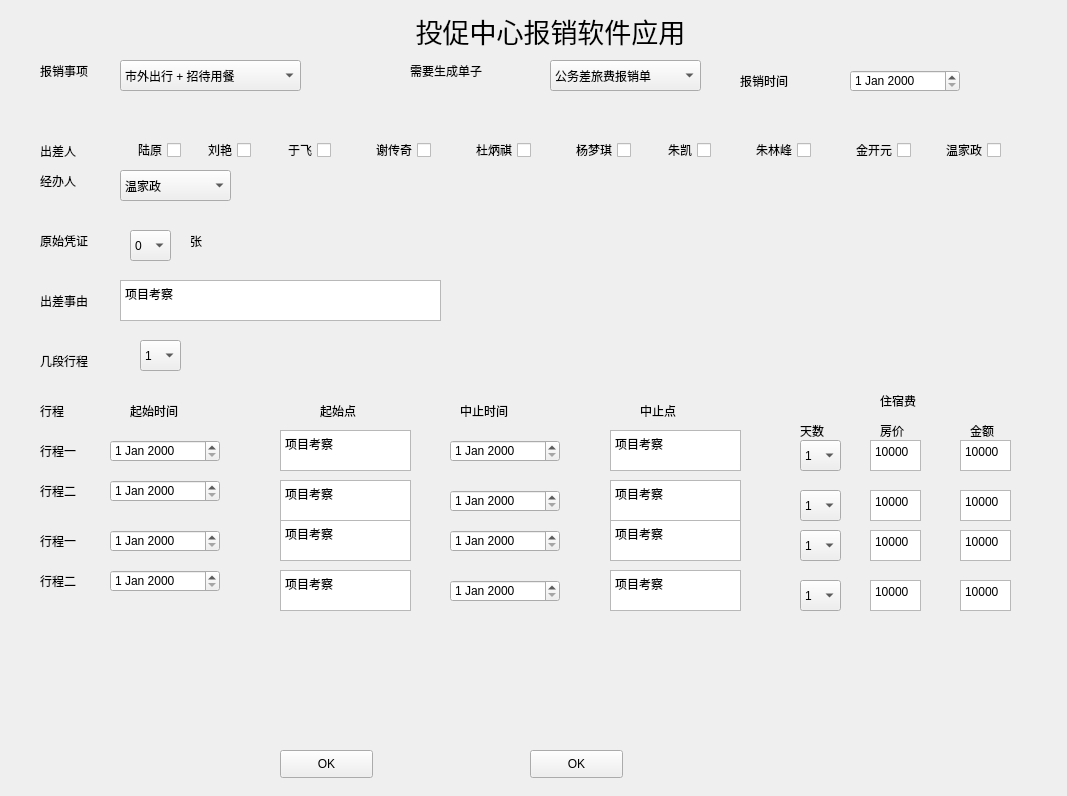
Old version of the form UI/市外出行.ui in the repository wenjiazhengyyds-main/Reimburse.
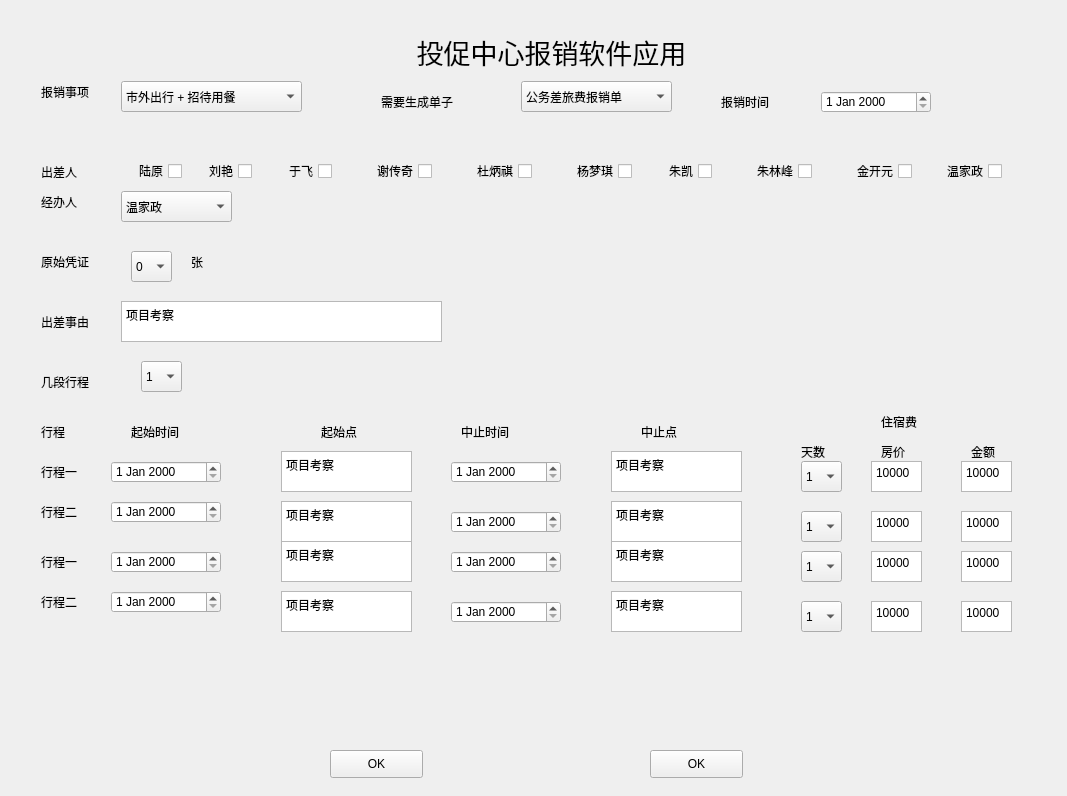
New version of the form.

```diff
--- a/UI/市外出行.ui
+++ b/UI/市外出行.ui
@@ -16,8 +16,8 @@
   <widget class="QLabel" name="Title">
    <property name="geometry">
     <rect>
-     <x>360</x>
-     <y>0</y>
+     <x>361</x>
+     <y>21</y>
      <width>381</width>
      <height>61</height>
     </rect>
@@ -38,8 +38,8 @@
   <widget class="QComboBox" name="decide_comboBox">
    <property name="geometry">
     <rect>
-     <x>120</x>
-     <y>60</y>
+     <x>121</x>
+     <y>81</y>
      <width>181</width>
      <height>31</height>
     </rect>
@@ -73,8 +73,8 @@
   <widget class="QLabel" name="decide_label">
    <property name="geometry">
     <rect>
-     <x>40</x>
-     <y>60</y>
+     <x>41</x>
+     <y>81</y>
      <width>81</width>
      <height>21</height>
     </rect>
@@ -86,8 +86,8 @@
   <widget class="QDateEdit" name="reimburse_dateEdit">
    <property name="geometry">
     <rect>
-     <x>850</x>
-     <y>70</y>
+     <x>821</x>
+     <y>91</y>
      <width>110</width>
      <height>22</height>
     </rect>
@@ -96,8 +96,8 @@
   <widget class="QLabel" name="reimburse_time_label">
    <property name="geometry">
     <rect>
-     <x>740</x>
-     <y>70</y>
+     <x>721</x>
+     <y>91</y>
      <width>81</width>
      <height>21</height>
     </rect>
@@ -109,7 +109,7 @@
   <widget class="QPushButton" name="Sure">
    <property name="geometry">
     <rect>
-     <x>280</x>
+     <x>330</x>
      <y>750</y>
      <width>93</width>
      <height>28</height>
@@ -122,8 +122,8 @@
   <widget class="QLabel" name="label2_2">
    <property name="geometry">
     <rect>
-     <x>40</x>
-     <y>140</y>
+     <x>41</x>
+     <y>161</y>
      <width>81</width>
      <height>21</height>
     </rect>
@@ -135,8 +135,8 @@
   <widget class="QLabel" name="label2_3">
    <property name="geometry">
     <rect>
-     <x>40</x>
-     <y>290</y>
+     <x>41</x>
+     <y>311</y>
      <width>81</width>
      <height>21</height>
     </rect>
@@ -148,8 +148,8 @@
   <widget class="QLabel" name="label2_4">
    <property name="geometry">
     <rect>
-     <x>40</x>
-     <y>230</y>
+     <x>41</x>
+     <y>251</y>
      <width>81</width>
      <height>21</height>
     </rect>
@@ -161,8 +161,8 @@
   <widget class="QCheckBox" name="checkBox1">
    <property name="geometry">
     <rect>
-     <x>120</x>
-     <y>140</y>
+     <x>121</x>
+     <y>161</y>
      <width>61</width>
      <height>20</height>
     </rect>
@@ -177,8 +177,8 @@
   <widget class="QCheckBox" name="checkBox_2">
    <property name="geometry">
     <rect>
-     <x>460</x>
-     <y>140</y>
+     <x>461</x>
+     <y>161</y>
      <width>71</width>
      <height>20</height>
     </rect>
@@ -193,8 +193,8 @@
   <widget class="QCheckBox" name="checkBox_4">
    <property name="geometry">
     <rect>
-     <x>560</x>
-     <y>140</y>
+     <x>561</x>
+     <y>161</y>
      <width>71</width>
      <height>20</height>
     </rect>
@@ -209,8 +209,8 @@
   <widget class="QCheckBox" name="checkBox_5">
    <property name="geometry">
     <rect>
-     <x>650</x>
-     <y>140</y>
+     <x>651</x>
+     <y>161</y>
      <width>61</width>
      <height>20</height>
     </rect>
@@ -225,8 +225,8 @@
   <widget class="QCheckBox" name="checkBox_6">
    <property name="geometry">
     <rect>
-     <x>740</x>
-     <y>140</y>
+     <x>741</x>
+     <y>161</y>
      <width>71</width>
      <height>20</height>
     </rect>
@@ -241,8 +241,8 @@
   <widget class="QCheckBox" name="checkBox_7">
    <property name="geometry">
     <rect>
-     <x>840</x>
-     <y>140</y>
+     <x>841</x>
+     <y>161</y>
      <width>71</width>
      <height>20</height>
     </rect>
@@ -257,8 +257,8 @@
   <widget class="QCheckBox" name="checkBox_8">
    <property name="geometry">
     <rect>
-     <x>930</x>
-     <y>140</y>
+     <x>931</x>
+     <y>161</y>
      <width>71</width>
      <height>20</height>
     </rect>
@@ -273,8 +273,8 @@
   <widget class="QCheckBox" name="checkBox_9">
    <property name="geometry">
     <rect>
-     <x>190</x>
-     <y>140</y>
+     <x>191</x>
+     <y>161</y>
      <width>61</width>
      <height>20</height>
     </rect>
@@ -289,8 +289,8 @@
   <widget class="QCheckBox" name="checkBox_3">
    <property name="geometry">
     <rect>
-     <x>280</x>
-     <y>140</y>
+     <x>281</x>
+     <y>161</y>
      <width>51</width>
      <height>20</height>
     </rect>
@@ -305,8 +305,8 @@
   <widget class="QCheckBox" name="checkBox_10">
    <property name="geometry">
     <rect>
-     <x>360</x>
-     <y>140</y>
+     <x>361</x>
+     <y>161</y>
      <width>71</width>
      <height>20</height>
     </rect>
@@ -321,8 +321,8 @@
   <widget class="QLabel" name="label2_5">
    <property name="geometry">
     <rect>
-     <x>40</x>
-     <y>170</y>
+     <x>41</x>
+     <y>191</y>
      <width>81</width>
      <height>21</height>
     </rect>
@@ -334,8 +334,8 @@
   <widget class="QComboBox" name="comboBox_2">
    <property name="geometry">
     <rect>
-     <x>120</x>
-     <y>170</y>
+     <x>121</x>
+     <y>191</y>
      <width>111</width>
      <height>31</height>
     </rect>
@@ -384,8 +384,8 @@
   <widget class="QComboBox" name="comboBox_3">
    <property name="geometry">
     <rect>
-     <x>130</x>
-     <y>230</y>
+     <x>131</x>
+     <y>251</y>
      <width>41</width>
      <height>31</height>
     </rect>
@@ -474,8 +474,8 @@
   <widget class="QLabel" name="label2_6">
    <property name="geometry">
     <rect>
-     <x>190</x>
-     <y>230</y>
+     <x>191</x>
+     <y>251</y>
      <width>31</width>
      <height>21</height>
     </rect>
@@ -487,8 +487,8 @@
   <widget class="QTextEdit" name="textEdit">
    <property name="geometry">
     <rect>
-     <x>120</x>
-     <y>280</y>
+     <x>121</x>
+     <y>301</y>
      <width>321</width>
      <height>41</height>
     </rect>
@@ -504,8 +504,8 @@
   <widget class="QLabel" name="label2_7">
    <property name="geometry">
     <rect>
-     <x>40</x>
-     <y>400</y>
+     <x>41</x>
+     <y>421</y>
      <width>81</width>
      <height>21</height>
     </rect>
@@ -517,8 +517,8 @@
   <widget class="QDateEdit" name="dateEdit_2">
    <property name="geometry">
     <rect>
-     <x>110</x>
-     <y>440</y>
+     <x>111</x>
+     <y>461</y>
      <width>110</width>
      <height>22</height>
     </rect>
@@ -527,8 +527,8 @@
   <widget class="QLabel" name="label2_8">
    <property name="geometry">
     <rect>
-     <x>130</x>
-     <y>400</y>
+     <x>131</x>
+     <y>421</y>
      <width>81</width>
      <height>21</height>
     </rect>
@@ -540,8 +540,8 @@
   <widget class="QLabel" name="label2_9">
    <property name="geometry">
     <rect>
-     <x>320</x>
-     <y>400</y>
+     <x>321</x>
+     <y>421</y>
      <width>81</width>
      <height>21</height>
     </rect>
@@ -553,8 +553,8 @@
   <widget class="QLabel" name="label2_10">
    <property name="geometry">
     <rect>
-     <x>640</x>
-     <y>400</y>
+     <x>641</x>
+     <y>421</y>
      <width>81</width>
      <height>21</height>
     </rect>
@@ -566,8 +566,8 @@
   <widget class="QLabel" name="label2_11">
    <property name="geometry">
     <rect>
-     <x>460</x>
-     <y>400</y>
+     <x>461</x>
+     <y>421</y>
      <width>81</width>
      <height>21</height>
     </rect>
@@ -579,8 +579,8 @@
   <widget class="QDateEdit" name="dateEdit_3">
    <property name="geometry">
     <rect>
-     <x>450</x>
-     <y>440</y>
+     <x>451</x>
+     <y>461</y>
      <width>110</width>
      <height>22</height>
     </rect>
@@ -589,8 +589,8 @@
   <widget class="QTextEdit" name="textEdit_2">
    <property name="geometry">
     <rect>
-     <x>280</x>
-     <y>430</y>
+     <x>281</x>
+     <y>451</y>
      <width>131</width>
      <height>41</height>
     </rect>
@@ -606,8 +606,8 @@
   <widget class="QTextEdit" name="textEdit_3">
    <property name="geometry">
     <rect>
-     <x>610</x>
-     <y>430</y>
+     <x>611</x>
+     <y>451</y>
      <width>131</width>
      <height>41</height>
     </rect>
@@ -623,8 +623,8 @@
   <widget class="QLabel" name="label2_12">
    <property name="geometry">
     <rect>
-     <x>40</x>
-     <y>440</y>
+     <x>41</x>
+     <y>461</y>
      <width>81</width>
      <height>21</height>
     </rect>
@@ -636,8 +636,8 @@
   <widget class="QLabel" name="label2_13">
    <property name="geometry">
     <rect>
-     <x>40</x>
-     <y>480</y>
+     <x>41</x>
+     <y>501</y>
      <width>81</width>
      <height>21</height>
     </rect>
@@ -649,8 +649,8 @@
   <widget class="QLabel" name="label2_14">
    <property name="geometry">
     <rect>
-     <x>40</x>
-     <y>350</y>
+     <x>41</x>
+     <y>371</y>
      <width>81</width>
      <height>21</height>
     </rect>
@@ -662,8 +662,8 @@
   <widget class="QComboBox" name="comboBox_4">
    <property name="geometry">
     <rect>
-     <x>140</x>
-     <y>340</y>
+     <x>141</x>
+     <y>361</y>
      <width>41</width>
      <height>31</height>
     </rect>
@@ -747,8 +747,8 @@
   <widget class="QDateEdit" name="dateEdit_4">
    <property name="geometry">
     <rect>
-     <x>110</x>
-     <y>480</y>
+     <x>111</x>
+     <y>501</y>
      <width>110</width>
      <height>22</height>
     </rect>
@@ -757,8 +757,8 @@
   <widget class="QTextEdit" name="textEdit_4">
    <property name="geometry">
     <rect>
-     <x>280</x>
-     <y>480</y>
+     <x>281</x>
+     <y>501</y>
      <width>131</width>
      <height>41</height>
     </rect>
@@ -774,8 +774,8 @@
   <widget class="QDateEdit" name="dateEdit_5">
    <property name="geometry">
     <rect>
-     <x>450</x>
-     <y>490</y>
+     <x>451</x>
+     <y>511</y>
      <width>110</width>
      <height>22</height>
     </rect>
@@ -784,8 +784,8 @@
   <widget class="QTextEdit" name="textEdit_5">
    <property name="geometry">
     <rect>
-     <x>610</x>
-     <y>480</y>
+     <x>611</x>
+     <y>501</y>
      <width>131</width>
      <height>41</height>
     </rect>
@@ -801,8 +801,8 @@
   <widget class="QTextEdit" name="textEdit_6">
    <property name="geometry">
     <rect>
-     <x>280</x>
-     <y>520</y>
+     <x>281</x>
+     <y>541</y>
      <width>131</width>
      <height>41</height>
     </rect>
@@ -818,8 +818,8 @@
   <widget class="QDateEdit" name="dateEdit_6">
    <property name="geometry">
     <rect>
-     <x>450</x>
-     <y>580</y>
+     <x>451</x>
+     <y>601</y>
      <width>110</width>
      <height>22</height>
     </rect>
@@ -828,8 +828,8 @@
   <widget class="QDateEdit" name="dateEdit_7">
    <property name="geometry">
     <rect>
-     <x>110</x>
-     <y>530</y>
+     <x>111</x>
+     <y>551</y>
      <width>110</width>
      <height>22</height>
     </rect>
@@ -838,8 +838,8 @@
   <widget class="QTextEdit" name="textEdit_7">
    <property name="geometry">
     <rect>
-     <x>610</x>
-     <y>520</y>
+     <x>611</x>
+     <y>541</y>
      <width>131</width>
      <height>41</height>
     </rect>
@@ -855,8 +855,8 @@
   <widget class="QDateEdit" name="dateEdit_8">
    <property name="geometry">
     <rect>
-     <x>110</x>
-     <y>570</y>
+     <x>111</x>
+     <y>591</y>
      <width>110</width>
      <height>22</height>
     </rect>
@@ -865,8 +865,8 @@
   <widget class="QTextEdit" name="textEdit_8">
    <property name="geometry">
     <rect>
-     <x>280</x>
-     <y>570</y>
+     <x>281</x>
+     <y>591</y>
      <width>131</width>
      <height>41</height>
     </rect>
@@ -882,8 +882,8 @@
   <widget class="QTextEdit" name="textEdit_9">
    <property name="geometry">
     <rect>
-     <x>610</x>
-     <y>570</y>
+     <x>611</x>
+     <y>591</y>
      <width>131</width>
      <height>41</height>
     </rect>
@@ -899,8 +899,8 @@
   <widget class="QDateEdit" name="dateEdit_9">
    <property name="geometry">
     <rect>
-     <x>450</x>
-     <y>530</y>
+     <x>451</x>
+     <y>551</y>
      <width>110</width>
      <height>22</height>
     </rect>
@@ -909,8 +909,8 @@
   <widget class="QLabel" name="label2_15">
    <property name="geometry">
     <rect>
-     <x>40</x>
-     <y>530</y>
+     <x>41</x>
+     <y>551</y>
      <width>81</width>
      <height>21</height>
     </rect>
@@ -922,8 +922,8 @@
   <widget class="QLabel" name="label2_16">
    <property name="geometry">
     <rect>
-     <x>40</x>
-     <y>570</y>
+     <x>41</x>
+     <y>591</y>
      <width>81</width>
      <height>21</height>
     </rect>
@@ -935,7 +935,7 @@
   <widget class="QPushButton" name="Sure_2">
    <property name="geometry">
     <rect>
-     <x>530</x>
+     <x>650</x>
      <y>750</y>
      <width>93</width>
      <height>28</height>
@@ -948,8 +948,8 @@
   <widget class="QLabel" name="label2_17">
    <property name="geometry">
     <rect>
-     <x>880</x>
-     <y>390</y>
+     <x>881</x>
+     <y>411</y>
      <width>81</width>
      <height>21</height>
     </rect>
@@ -961,8 +961,8 @@
   <widget class="QLabel" name="label2_18">
    <property name="geometry">
     <rect>
-     <x>800</x>
-     <y>420</y>
+     <x>801</x>
+     <y>441</y>
      <width>81</width>
      <height>21</height>
     </rect>
@@ -974,8 +974,8 @@
   <widget class="QLabel" name="label2_19">
    <property name="geometry">
     <rect>
-     <x>880</x>
-     <y>420</y>
+     <x>881</x>
+     <y>441</y>
      <width>81</width>
      <height>21</height>
     </rect>
@@ -987,8 +987,8 @@
   <widget class="QLabel" name="label2_20">
    <property name="geometry">
     <rect>
-     <x>970</x>
-     <y>420</y>
+     <x>971</x>
+     <y>441</y>
      <width>81</width>
      <height>21</height>
     </rect>
@@ -1000,8 +1000,8 @@
   <widget class="QComboBox" name="comboBox_5">
    <property name="geometry">
     <rect>
-     <x>800</x>
-     <y>440</y>
+     <x>801</x>
+     <y>461</y>
      <width>41</width>
      <height>31</height>
     </rect>
@@ -1085,8 +1085,8 @@
   <widget class="QTextEdit" name="textEdit_10">
    <property name="geometry">
     <rect>
-     <x>870</x>
-     <y>440</y>
+     <x>871</x>
+     <y>461</y>
      <width>51</width>
      <height>31</height>
     </rect>
@@ -1102,8 +1102,8 @@
   <widget class="QTextEdit" name="textEdit_11">
    <property name="geometry">
     <rect>
-     <x>960</x>
-     <y>440</y>
+     <x>961</x>
+     <y>461</y>
      <width>51</width>
      <height>31</height>
     </rect>
@@ -1119,8 +1119,8 @@
   <widget class="QComboBox" name="comboBox_6">
    <property name="geometry">
     <rect>
-     <x>800</x>
-     <y>490</y>
+     <x>801</x>
+     <y>511</y>
      <width>41</width>
      <height>31</height>
     </rect>
@@ -1204,8 +1204,8 @@
   <widget class="QTextEdit" name="textEdit_12">
    <property name="geometry">
     <rect>
-     <x>870</x>
-     <y>490</y>
+     <x>871</x>
+     <y>511</y>
      <width>51</width>
      <height>31</height>
     </rect>
@@ -1221,8 +1221,8 @@
   <widget class="QTextEdit" name="textEdit_13">
    <property name="geometry">
     <rect>
-     <x>960</x>
-     <y>490</y>
+     <x>961</x>
+     <y>511</y>
      <width>51</width>
      <height>31</height>
     </rect>
@@ -1238,8 +1238,8 @@
   <widget class="QComboBox" name="comboBox_7">
    <property name="geometry">
     <rect>
-     <x>800</x>
-     <y>530</y>
+     <x>801</x>
+     <y>551</y>
      <width>41</width>
      <height>31</height>
     </rect>
@@ -1323,8 +1323,8 @@
   <widget class="QTextEdit" name="textEdit_14">
    <property name="geometry">
     <rect>
-     <x>960</x>
-     <y>530</y>
+     <x>961</x>
+     <y>551</y>
      <width>51</width>
      <height>31</height>
     </rect>
@@ -1340,8 +1340,8 @@
   <widget class="QTextEdit" name="textEdit_15">
    <property name="geometry">
     <rect>
-     <x>870</x>
-     <y>530</y>
+     <x>871</x>
+     <y>551</y>
      <width>51</width>
      <height>31</height>
     </rect>
@@ -1357,8 +1357,8 @@
   <widget class="QComboBox" name="comboBox_8">
    <property name="geometry">
     <rect>
-     <x>800</x>
-     <y>580</y>
+     <x>801</x>
+     <y>601</y>
      <width>41</width>
      <height>31</height>
     </rect>
@@ -1442,8 +1442,8 @@
   <widget class="QTextEdit" name="textEdit_16">
    <property name="geometry">
     <rect>
-     <x>960</x>
-     <y>580</y>
+     <x>961</x>
+     <y>601</y>
      <width>51</width>
      <height>31</height>
     </rect>
@@ -1459,8 +1459,8 @@
   <widget class="QTextEdit" name="textEdit_17">
    <property name="geometry">
     <rect>
-     <x>870</x>
-     <y>580</y>
+     <x>871</x>
+     <y>601</y>
      <width>51</width>
      <height>31</height>
     </rect>
@@ -1476,8 +1476,8 @@
   <widget class="QLabel" name="generate_form_label">
    <property name="geometry">
     <rect>
-     <x>410</x>
-     <y>60</y>
+     <x>381</x>
+     <y>91</y>
      <width>91</width>
      <height>21</height>
     </rect>
@@ -1489,8 +1489,8 @@
   <widget class="QComboBox" name="generate_form_comboBox">
    <property name="geometry">
     <rect>
-     <x>550</x>
-     <y>60</y>
+     <x>521</x>
+     <y>81</y>
      <width>151</width>
      <height>31</height>
     </rect>
@@ -1506,6 +1506,110 @@
     </property>
    </item>
   </widget>
+  <widget class="QWidget" name="widget_2" native="true">
+   <property name="geometry">
+    <rect>
+     <x>31</x>
+     <y>31</y>
+     <width>991</width>
+     <height>101</height>
+    </rect>
+   </property>
+  </widget>
+  <widget class="QWidget" name="widget_3" native="true">
+   <property name="geometry">
+    <rect>
+     <x>30</x>
+     <y>160</y>
+     <width>991</width>
+     <height>481</height>
+    </rect>
+   </property>
+  </widget>
+  <widget class="QWidget" name="verticalLayoutWidget">
+   <property name="geometry">
+    <rect>
+     <x>19</x>
+     <y>19</y>
+     <width>1021</width>
+     <height>711</height>
+    </rect>
+   </property>
+   <layout class="QVBoxLayout" name="verticalLayout"/>
+  </widget>
+  <zorder>reimburse_dateEdit</zorder>
+  <zorder>Title</zorder>
+  <zorder>decide_comboBox</zorder>
+  <zorder>decide_label</zorder>
+  <zorder>reimburse_time_label</zorder>
+  <zorder>Sure</zorder>
+  <zorder>label2_2</zorder>
+  <zorder>label2_3</zorder>
+  <zorder>label2_4</zorder>
+  <zorder>checkBox1</zorder>
+  <zorder>checkBox_2</zorder>
+  <zorder>checkBox_4</zorder>
+  <zorder>checkBox_5</zorder>
+  <zorder>checkBox_6</zorder>
+  <zorder>checkBox_7</zorder>
+  <zorder>checkBox_8</zorder>
+  <zorder>checkBox_9</zorder>
+  <zorder>checkBox_3</zorder>
+  <zorder>checkBox_10</zorder>
+  <zorder>label2_5</zorder>
+  <zorder>comboBox_2</zorder>
+  <zorder>comboBox_3</zorder>
+  <zorder>label2_6</zorder>
+  <zorder>textEdit</zorder>
+  <zorder>label2_7</zorder>
+  <zorder>dateEdit_2</zorder>
+  <zorder>label2_8</zorder>
+  <zorder>label2_9</zorder>
+  <zorder>label2_10</zorder>
+  <zorder>label2_11</zorder>
+  <zorder>dateEdit_3</zorder>
+  <zorder>textEdit_2</zorder>
+  <zorder>textEdit_3</zorder>
+  <zorder>label2_12</zorder>
+  <zorder>label2_13</zorder>
+  <zorder>label2_14</zorder>
+  <zorder>comboBox_4</zorder>
+  <zorder>dateEdit_4</zorder>
+  <zorder>textEdit_4</zorder>
+  <zorder>dateEdit_5</zorder>
+  <zorder>textEdit_5</zorder>
+  <zorder>textEdit_6</zorder>
+  <zorder>dateEdit_6</zorder>
+  <zorder>dateEdit_7</zorder>
+  <zorder>textEdit_7</zorder>
+  <zorder>dateEdit_8</zorder>
+  <zorder>textEdit_8</zorder>
+  <zorder>textEdit_9</zorder>
+  <zorder>dateEdit_9</zorder>
+  <zorder>label2_15</zorder>
+  <zorder>label2_16</zorder>
+  <zorder>Sure_2</zorder>
+  <zorder>label2_17</zorder>
+  <zorder>label2_18</zorder>
+  <zorder>label2_19</zorder>
+  <zorder>label2_20</zorder>
+  <zorder>comboBox_5</zorder>
+  <zorder>textEdit_10</zorder>
+  <zorder>textEdit_11</zorder>
+  <zorder>comboBox_6</zorder>
+  <zorder>textEdit_12</zorder>
+  <zorder>textEdit_13</zorder>
+  <zorder>comboBox_7</zorder>
+  <zorder>textEdit_14</zorder>
+  <zorder>textEdit_15</zorder>
+  <zorder>comboBox_8</zorder>
+  <zorder>textEdit_16</zorder>
+  <zorder>textEdit_17</zorder>
+  <zorder>generate_form_label</zorder>
+  <zorder>generate_form_comboBox</zorder>
+  <zorder>widget_2</zorder>
+  <zorder>widget_3</zorder>
+  <zorder>verticalLayoutWidget</zorder>
  </widget>
  <resources/>
  <connections/>
```
